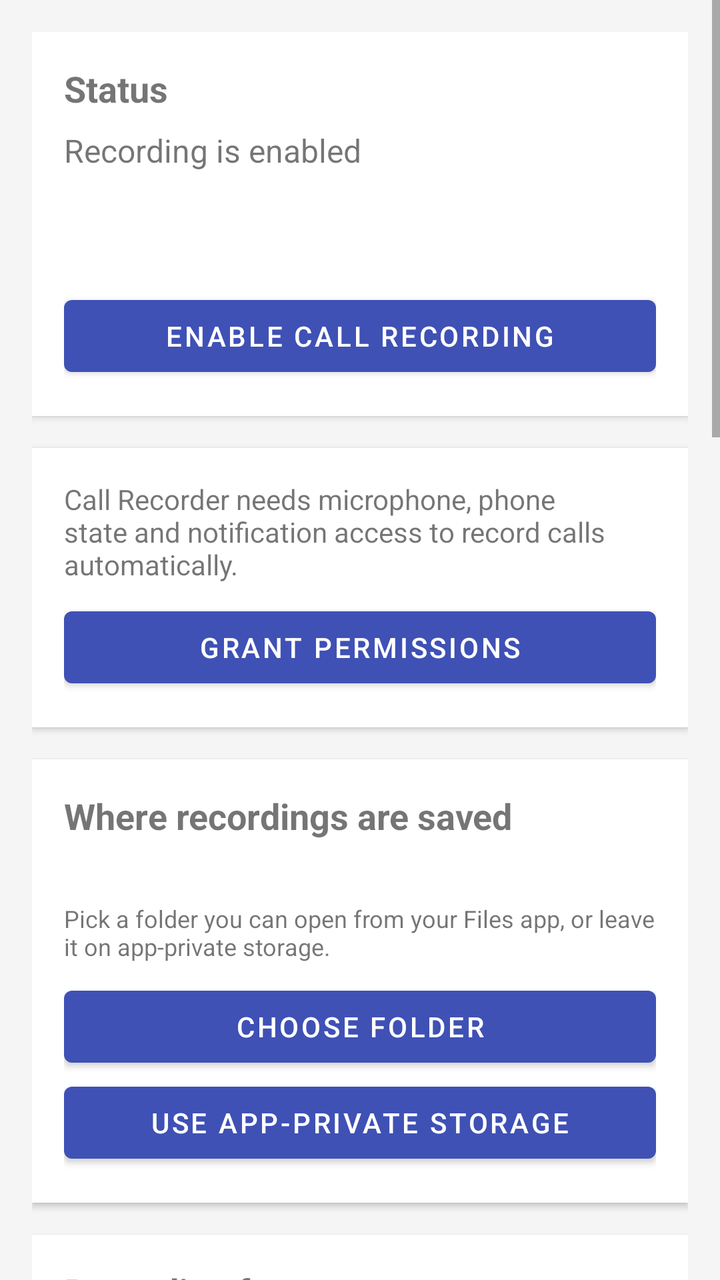
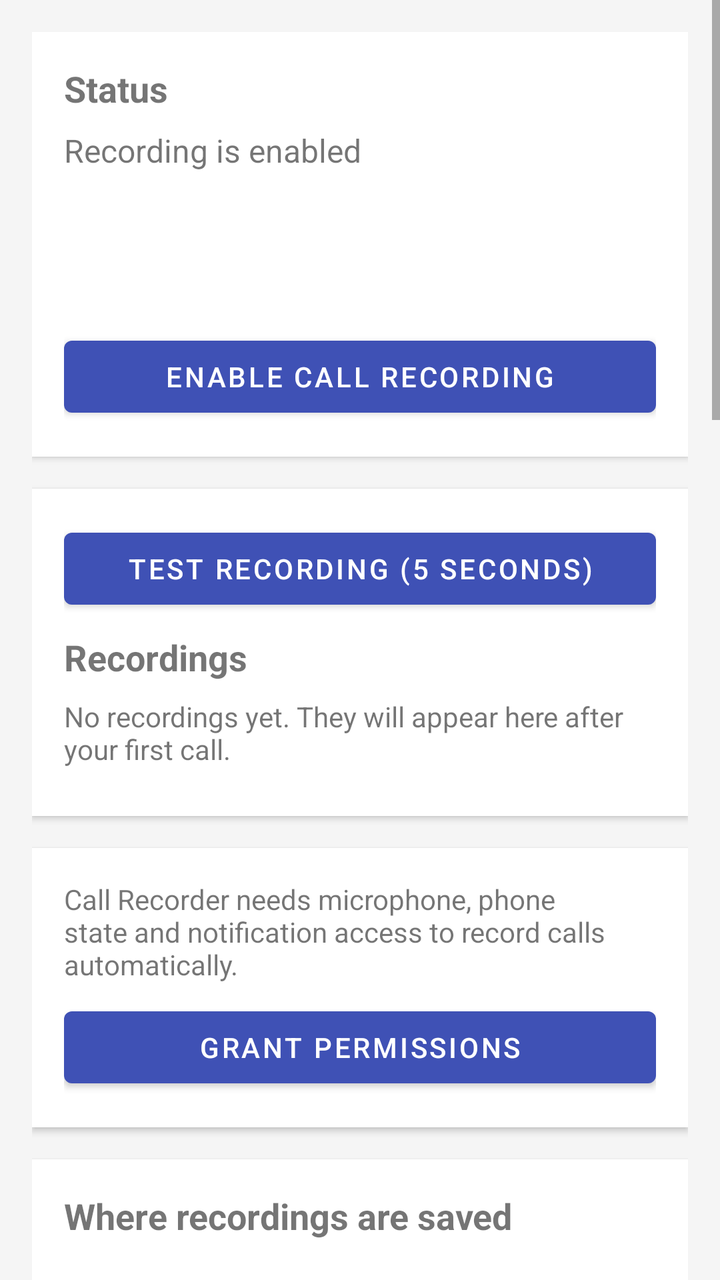

Screens rendered from an Android XML layout before and after an edit, with the pre-edit source and the edit as a unified diff.
<!-- AndroidManifest.xml: application theme Theme.CallRecorder -->
<!-- res/layout/activity_main.xml -->
<?xml version="1.0" encoding="utf-8"?>
<ScrollView xmlns:android="http://schemas.android.com/apk/res/android"
    android:layout_width="match_parent"
    android:layout_height="match_parent"
    android:fillViewport="true"
    android:background="?android:attr/colorBackground">

    <LinearLayout
        android:layout_width="match_parent"
        android:layout_height="wrap_content"
        android:orientation="vertical"
        android:padding="16dp">

        
        <LinearLayout
            android:layout_width="match_parent"
            android:layout_height="wrap_content"
            android:orientation="vertical"
            android:padding="16dp"
            android:background="?attr/colorSurface"
            android:elevation="2dp">

            <TextView
                android:layout_width="wrap_content"
                android:layout_height="wrap_content"
                android:text="@string/status_title"
                android:textStyle="bold"
                android:textSize="18sp" />

            <TextView
                android:id="@+id/statusValue"
                android:layout_width="match_parent"
                android:layout_height="wrap_content"
                android:layout_marginTop="8dp"
                android:text="@string/status_ready"
                android:textSize="16sp" />

            <TextView
                android:id="@+id/statusSummary"
                android:layout_width="match_parent"
                android:layout_height="wrap_content"
                android:layout_marginTop="4dp"
                android:textSize="14sp" />

            <TextView
                android:id="@+id/statusFolder"
                android:layout_width="match_parent"
                android:layout_height="wrap_content"
                android:layout_marginTop="4dp"
                android:textSize="14sp" />

            <Button
                android:id="@+id/btnToggleService"
                android:layout_width="match_parent"
                android:layout_height="wrap_content"
                android:layout_marginTop="12dp"
                android:text="@string/btn_start" />
        </LinearLayout>

        
        <LinearLayout
            android:id="@+id/permissionsCard"
            android:layout_width="match_parent"
            android:layout_height="wrap_content"
            android:orientation="vertical"
            android:layout_marginTop="16dp"
            android:padding="16dp"
            android:background="?attr/colorSurface"
            android:elevation="2dp">

            <TextView
                android:id="@+id/permissionsText"
                android:layout_width="match_parent"
                android:layout_height="wrap_content"
                android:text="@string/permissions_needed"
                android:textSize="14sp" />

            <Button
                android:id="@+id/btnGrantPermissions"
                android:layout_width="match_parent"
                android:layout_height="wrap_content"
                android:layout_marginTop="8dp"
                android:text="@string/grant_permissions" />
        </LinearLayout>

        
        <LinearLayout
            android:layout_width="match_parent"
            android:layout_height="wrap_content"
            android:orientation="vertical"
            android:layout_marginTop="16dp"
            android:padding="16dp"
            android:background="?attr/colorSurface"
            android:elevation="2dp">

            <TextView
                android:layout_width="wrap_content"
                android:layout_height="wrap_content"
                android:text="@string/storage_title"
                android:textStyle="bold"
                android:textSize="18sp" />

            <TextView
                android:id="@+id/storagePath"
                android:layout_width="match_parent"
                android:layout_height="wrap_content"
                android:layout_marginTop="8dp"
                android:textSize="14sp" />

            <TextView
                android:layout_width="match_parent"
                android:layout_height="wrap_content"
                android:layout_marginTop="4dp"
                android:text="@string/storage_hint"
                android:textSize="12sp" />

            <Button
                android:id="@+id/btnChooseFolder"
                android:layout_width="match_parent"
                android:layout_height="wrap_content"
                android:layout_marginTop="8dp"
                android:text="@string/storage_choose" />

            <Button
                android:id="@+id/btnResetFolder"
                android:layout_width="match_parent"
                android:layout_height="wrap_content"
                android:text="@string/storage_reset" />
        </LinearLayout>

        
        <LinearLayout
            android:layout_width="match_parent"
            android:layout_height="wrap_content"
            android:orientation="vertical"
            android:layout_marginTop="16dp"
            android:padding="16dp"
            android:background="?attr/colorSurface"
            android:elevation="2dp">

            <TextView
                android:layout_width="wrap_content"
                android:layout_height="wrap_content"
                android:text="@string/format_title"
                android:textStyle="bold"
                android:textSize="18sp" />

            <RadioGroup
                android:id="@+id/formatGroup"
                android:layout_width="match_parent"
                android:layout_height="wrap_content"
                android:layout_marginTop="8dp"
                android:orientation="vertical" />

            <TextView
                android:layout_width="match_parent"
                android:layout_height="wrap_content"
                android:layout_marginTop="4dp"
                android:text="@string/format_hint"
                android:textSize="12sp" />
        </LinearLayout>

        
        <LinearLayout
            android:layout_width="match_parent"
            android:layout_height="wrap_content"
            android:orientation="vertical"
            android:layout_marginTop="16dp"
            android:padding="16dp"
            android:background="?attr/colorSurface"
            android:elevation="2dp">

            <TextView
                android:layout_width="wrap_content"
                android:layout_height="wrap_content"
                android:text="@string/quality_title"
                android:textStyle="bold"
                android:textSize="18sp" />

            <RadioGroup
                android:id="@+id/qualityGroup"
                android:layout_width="match_parent"
                android:layout_height="wrap_content"
                android:layout_marginTop="8dp"
                android:orientation="vertical" />

            <TextView
                android:layout_width="match_parent"
                android:layout_height="wrap_content"
                android:layout_marginTop="4dp"
                android:text="@string/quality_hint"
                android:textSize="12sp" />
        </LinearLayout>

        
        <LinearLayout
            android:layout_width="match_parent"
            android:layout_height="wrap_content"
            android:orientation="vertical"
            android:layout_marginTop="16dp"
            android:padding="16dp"
            android:background="?attr/colorSurface"
            android:elevation="2dp">

            <TextView
                android:layout_width="wrap_content"
                android:layout_height="wrap_content"
                android:text="@string/behaviour_title"
                android:textStyle="bold"
                android:textSize="18sp" />

            <CheckBox
                android:id="@+id/checkCellular"
                android:layout_width="match_parent"
                android:layout_height="wrap_content"
                android:layout_marginTop="8dp"
                android:text="@string/behaviour_record_cellular" />

            <CheckBox
                android:id="@+id/checkVoip"
                android:layout_width="match_parent"
                android:layout_height="wrap_content"
                android:text="@string/behaviour_record_voip" />

            <CheckBox
                android:id="@+id/checkAutoStart"
                android:layout_width="match_parent"
                android:layout_height="wrap_content"
                android:text="@string/behaviour_auto_start" />

            <CheckBox
                android:id="@+id/checkShizuku"
                android:layout_width="match_parent"
                android:layout_height="wrap_content"
                android:text="@string/behaviour_use_shizuku" />
        </LinearLayout>

        
        <LinearLayout
            android:layout_width="match_parent"
            android:layout_height="wrap_content"
            android:orientation="vertical"
            android:layout_marginTop="16dp"
            android:padding="16dp"
            android:background="?attr/colorSurface"
            android:elevation="2dp">

            <TextView
                android:layout_width="wrap_content"
                android:layout_height="wrap_content"
                android:text="@string/recordings_title"
                android:textStyle="bold"
                android:textSize="18sp" />

            <TextView
                android:id="@+id/recordingsEmpty"
                android:layout_width="match_parent"
                android:layout_height="wrap_content"
                android:layout_marginTop="8dp"
                android:text="@string/recordings_empty"
                android:textSize="14sp" />

            <LinearLayout
                android:id="@+id/recordingsContainer"
                android:layout_width="match_parent"
                android:layout_height="wrap_content"
                android:layout_marginTop="8dp"
                android:orientation="vertical" />
        </LinearLayout>

        
        <LinearLayout
            android:layout_width="match_parent"
            android:layout_height="wrap_content"
            android:orientation="vertical"
            android:layout_marginTop="16dp"
            android:padding="16dp"
            android:background="?attr/colorSurface"
            android:elevation="2dp">

            <TextView
                android:layout_width="wrap_content"
                android:layout_height="wrap_content"
                android:text="@string/updates_title"
                android:textStyle="bold"
                android:textSize="18sp" />

            <TextView
                android:id="@+id/currentVersion"
                android:layout_width="match_parent"
                android:layout_height="wrap_content"
                android:layout_marginTop="8dp"
                android:textSize="14sp" />

            <TextView
                android:id="@+id/updateStatus"
                android:layout_width="match_parent"
                android:layout_height="wrap_content"
                android:layout_marginTop="4dp"
                android:textSize="14sp" />

            <Button
                android:id="@+id/btnCheckUpdates"
                android:layout_width="match_parent"
                android:layout_height="wrap_content"
                android:layout_marginTop="8dp"
                android:text="@string/updates_check" />

            <Button
                android:id="@+id/btnOpenRelease"
                android:layout_width="match_parent"
                android:layout_height="wrap_content"
                android:visibility="gone"
                android:text="@string/updates_open_release" />
        </LinearLayout>

        
        <LinearLayout
            android:layout_width="match_parent"
            android:layout_height="wrap_content"
            android:orientation="vertical"
            android:layout_marginTop="16dp"
            android:padding="16dp"
            android:background="?attr/colorSurface"
            android:elevation="2dp">

            <TextView
                android:layout_width="wrap_content"
                android:layout_height="wrap_content"
                android:text="@string/sharing_title"
                android:textStyle="bold"
                android:textSize="18sp" />

            <TextView
                android:layout_width="match_parent"
                android:layout_height="wrap_content"
                android:layout_marginTop="4dp"
                android:text="@string/sharing_hint"
                android:textSize="12sp" />

            <EditText
                android:id="@+id/shareRecipient"
                android:layout_width="match_parent"
                android:layout_height="wrap_content"
                android:layout_marginTop="8dp"
                android:hint="@string/sharing_recipient_hint"
                android:inputType="textEmailAddress"
                android:maxLines="1" />

            <Button
                android:id="@+id/btnSaveRecipient"
                android:layout_width="match_parent"
                android:layout_height="wrap_content"
                android:text="@string/sharing_save_recipient" />

            <CheckBox
                android:id="@+id/checkAutoShare"
                android:layout_width="match_parent"
                android:layout_height="wrap_content"
                android:text="@string/sharing_auto" />

            <Button
                android:id="@+id/btnShareAll"
                android:layout_width="match_parent"
                android:layout_height="wrap_content"
                android:layout_marginTop="4dp"
                android:text="@string/sharing_share_all" />
        </LinearLayout>

        
        <LinearLayout
            android:layout_width="match_parent"
            android:layout_height="wrap_content"
            android:orientation="vertical"
            android:layout_marginTop="16dp"
            android:padding="16dp"
            android:background="?attr/colorSurface"
            android:elevation="2dp">

            <TextView
                android:layout_width="wrap_content"
                android:layout_height="wrap_content"
                android:text="@string/minimise_title"
                android:textStyle="bold"
                android:textSize="18sp" />

            <TextView
                android:layout_width="match_parent"
                android:layout_height="wrap_content"
                android:layout_marginTop="4dp"
                android:text="@string/minimise_hint"
                android:textSize="12sp" />

            <CheckBox
                android:id="@+id/checkMinimise"
                android:layout_width="match_parent"
                android:layout_height="wrap_content"
                android:layout_marginTop="8dp"
                android:text="@string/minimise_toggle" />
        </LinearLayout>

    </LinearLayout>
</ScrollView>
<!-- resources referenced by this layout -->
<resources>
  <string name="behaviour_auto_start">Start automatically after reboot</string>
  <string name="behaviour_record_cellular">Record phone calls</string>
  <string name="behaviour_record_voip">Record VoIP and WhatsApp calls, best effort</string>
  <string name="behaviour_title">Behaviour</string>
  <string name="behaviour_use_shizuku">Record both sides through Shizuku (needs the Shizuku app; falls back to microphone)</string>
  <string name="btn_start">Enable call recording</string>
  <string name="format_hint">M4A gives the best balance of quality and size.</string>
  <string name="format_title">Recording format</string>
  <string name="grant_permissions">Grant permissions</string>
  <string name="minimise_hint">Keep the app out of your recent-apps list. Reopen it from the recording notification. This does not hide the app from Settings.</string>
  <string name="minimise_title">Minimise</string>
  <string name="minimise_toggle">Minimise after leaving the app</string>
  <string name="permissions_needed">Call Recorder needs microphone, phone state and notification access to record calls automatically.</string>
  <string name="quality_hint">Higher quality means larger files.</string>
  <string name="quality_title">Recording quality</string>
  <string name="recordings_empty">No recordings yet. They will appear here after your first call.</string>
  <string name="recordings_title">Recordings</string>
  <string name="sharing_auto">Share automatically after each call</string>
  <string name="sharing_hint">Share recordings through your mail or messaging app. The recipient below is pre-filled when you share.</string>
  <string name="sharing_recipient_hint">Recipient email (optional)</string>
  <string name="sharing_save_recipient">Save recipient</string>
  <string name="sharing_share_all">Share all recordings</string>
  <string name="sharing_title">Share recordings</string>
  <string name="status_ready">Recording is enabled</string>
  <string name="status_title">Status</string>
  <string name="storage_choose">Choose folder</string>
  <string name="storage_hint">Pick a folder you can open from your Files app, or leave it on app-private storage.</string>
  <string name="storage_reset">Use app-private storage</string>
  <string name="storage_title">Where recordings are saved</string>
  <string name="updates_check">Check for updates</string>
  <string name="updates_open_release">Open release page</string>
  <string name="updates_title">Updates</string>
  <style name="Theme.CallRecorder" parent="Theme.MaterialComponents.DayNight.NoActionBar">
          <item name="colorPrimary">#3F51B5</item>
          <item name="colorPrimaryVariant">#303F9F</item>
          <item name="colorOnPrimary">#FFFFFF</item>
          <item name="colorSecondary">#FF4081</item>
          <item name="colorOnSecondary">#FFFFFF</item>
          <item name="colorSurface">#FFFFFF</item>
          <item name="colorOnSurface">#1A1A1A</item>
          <item name="android:colorBackground">#F5F5F5</item>
          <item name="android:statusBarColor">#303F9F</item>
      </style>
</resources>

<!-- the commit's change to res/layout/activity_main.xml (unified diff, before → after) -->
@@ -49,6 +49,13 @@
                 android:layout_marginTop="4dp"
                 android:textSize="14sp" />
 
+            <TextView
+                android:id="@+id/statusVersion"
+                android:layout_width="match_parent"
+                android:layout_height="wrap_content"
+                android:layout_marginTop="4dp"
+                android:textSize="12sp" />
+
             <Button
                 android:id="@+id/btnToggleService"
                 android:layout_width="match_parent"
@@ -59,6 +66,46 @@
 
         
         <LinearLayout
+            android:layout_width="match_parent"
+            android:layout_height="wrap_content"
+            android:orientation="vertical"
+            android:layout_marginTop="16dp"
+            android:padding="16dp"
+            android:background="?attr/colorSurface"
+            android:elevation="2dp">
+
+            <Button
+                android:id="@+id/btnTestRecording"
+                android:layout_width="match_parent"
+                android:layout_height="wrap_content"
+                android:layout_marginBottom="8dp"
+                android:text="@string/test_recording" />
+
+            <TextView
+                android:layout_width="wrap_content"
+                android:layout_height="wrap_content"
+                android:text="@string/recordings_title"
+                android:textStyle="bold"
+                android:textSize="18sp" />
+
+            <TextView
+                android:id="@+id/recordingsEmpty"
+                android:layout_width="match_parent"
+                android:layout_height="wrap_content"
+                android:layout_marginTop="8dp"
+                android:text="@string/recordings_empty"
+                android:textSize="14sp" />
+
+            <LinearLayout
+                android:id="@+id/recordingsContainer"
+                android:layout_width="match_parent"
+                android:layout_height="wrap_content"
+                android:layout_marginTop="8dp"
+                android:orientation="vertical" />
+        </LinearLayout>
+
+        
+        <LinearLayout
             android:id="@+id/permissionsCard"
             android:layout_width="match_parent"
             android:layout_height="wrap_content"
@@ -235,38 +282,6 @@
                 android:text="@string/behaviour_use_shizuku" />
         </LinearLayout>
 
-        
-        <LinearLayout
-            android:layout_width="match_parent"
-            android:layout_height="wrap_content"
-            android:orientation="vertical"
-            android:layout_marginTop="16dp"
-            android:padding="16dp"
-            android:background="?attr/colorSurface"
-            android:elevation="2dp">
-
-            <TextView
-                android:layout_width="wrap_content"
-                android:layout_height="wrap_content"
-                android:text="@string/recordings_title"
-                android:textStyle="bold"
-                android:textSize="18sp" />
-
-            <TextView
-                android:id="@+id/recordingsEmpty"
-                android:layout_width="match_parent"
-                android:layout_height="wrap_content"
-                android:layout_marginTop="8dp"
-                android:text="@string/recordings_empty"
-                android:textSize="14sp" />
-
-            <LinearLayout
-                android:id="@+id/recordingsContainer"
-                android:layout_width="match_parent"
-                android:layout_height="wrap_content"
-                android:layout_marginTop="8dp"
-                android:orientation="vertical" />
-        </LinearLayout>
 
         
         <LinearLayout
<!-- resource entries referenced after the edit -->
@@ -29,6 +29,7 @@
   <string name="storage_hint">Pick a folder you can open from your Files app, or leave it on app-private storage.</string>
   <string name="storage_reset">Use app-private storage</string>
   <string name="storage_title">Where recordings are saved</string>
+  <string name="test_recording">Test recording (5 seconds)</string>
   <string name="updates_check">Check for updates</string>
   <string name="updates_open_release">Open release page</string>
   <string name="updates_title">Updates</string>
